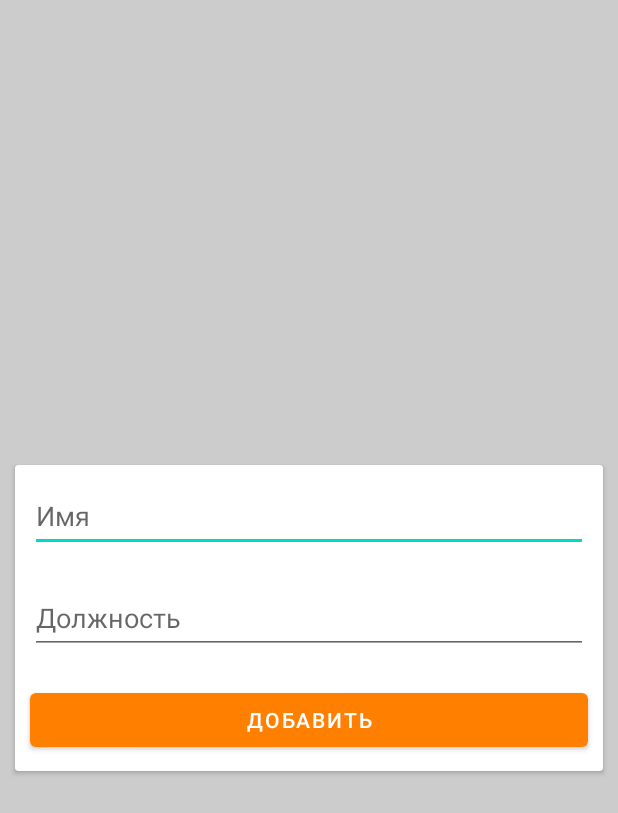
After one commit to Jannachtigall/ListOfEmploees, an Android app: the EditActivity screen opened directly, with no data from a screen before it, on a phone screen of 412 x 824 dp. The commit adds this screen. Shown: the top 813 px of the screen. Run offline under Robolectric (Android 15) with nearby library versions, the phone set to English and light mode, and no system bars.

Commit message:
second commit

```diff
--- a/app/src/main/AndroidManifest.xml
+++ b/app/src/main/AndroidManifest.xml
@@ -14,6 +14,9 @@
         android:theme="@style/Theme.ListOfEmployees"
         tools:targetApi="31">
         <activity
+            android:name=".EditActivity"
+            android:exported="false" />
+        <activity
             android:name=".MainActivity"
             android:exported="true">
             <intent-filter>
--- /dev/null
+++ b/app/src/main/java/com/example/listofemployees/EditActivity.kt
@@ -0,0 +1,27 @@
+package com.example.listofemployees
+
+import android.content.Intent
+import androidx.appcompat.app.AppCompatActivity
+import android.os.Bundle
+import com.example.listofemployees.databinding.ActivityEditBinding
+
+class EditActivity : AppCompatActivity() {
+    lateinit var binding: ActivityEditBinding
+    override fun onCreate(savedInstanceState: Bundle?) {
+        super.onCreate(savedInstanceState)
+        binding = ActivityEditBinding.inflate(layoutInflater)
+        setContentView(binding.root)
+        initButtons()
+    }
+
+    private fun initButtons() = with(binding){
+        bDone.setOnClickListener{
+            val emp = Employee(editName.text.toString(), editPost.text.toString())
+            val editIntent = Intent().apply {
+                putExtra("employee", emp)
+            }
+            setResult(RESULT_OK, editIntent)
+            finish()
+        }
+    }
+}
--- a/app/src/main/java/com/example/listofemployees/Employee.kt
+++ b/app/src/main/java/com/example/listofemployees/Employee.kt
@@ -1,6 +1,8 @@
 package com.example.listofemployees
+
+import java.io.Serializable
 
 data class Employee(
     val name: String,
     val post: String
-)
+): Serializable
--- /dev/null
+++ b/app/src/main/res/layout/activity_edit.xml
@@ -0,0 +1,54 @@
+<?xml version="1.0" encoding="utf-8"?>
+<androidx.constraintlayout.widget.ConstraintLayout xmlns:android="http://schemas.android.com/apk/res/android"
+    xmlns:app="http://schemas.android.com/apk/res-auto"
+    xmlns:tools="http://schemas.android.com/tools"
+    android:layout_width="match_parent"
+    android:layout_height="match_parent"
+    android:background="#CCCCCC"
+    tools:context=".EditActivity">
+
+    <androidx.cardview.widget.CardView
+        android:layout_width="match_parent"
+        android:layout_height="wrap_content"
+        android:layout_margin="10dp"
+        app:layout_constraintBottom_toBottomOf="parent"
+        app:layout_constraintEnd_toEndOf="parent"
+        app:layout_constraintStart_toStartOf="parent"
+        app:layout_constraintTop_toTopOf="parent">
+
+        <LinearLayout
+            android:layout_width="match_parent"
+            android:layout_height="match_parent"
+            android:orientation="vertical">
+
+            <EditText
+                android:id="@+id/editName"
+                android:layout_width="match_parent"
+                android:layout_height="wrap_content"
+                android:layout_margin="10dp"
+                android:ems="10"
+                android:hint="@string/name"
+                android:inputType="textPersonName"
+                android:minHeight="48dp" />
+
+            <EditText
+                android:id="@+id/editPost"
+                android:layout_width="match_parent"
+                android:layout_height="wrap_content"
+                android:layout_margin="10dp"
+                android:ems="10"
+                android:hint="@string/post"
+                android:inputType="textPersonName"
+                android:minHeight="48dp" />
+
+            <Button
+                android:id="@+id/bDone"
+                android:layout_width="match_parent"
+                android:layout_height="wrap_content"
+                android:layout_margin="10dp"
+                android:text="@string/add"
+                app:backgroundTint="@color/orange"/>
+
+        </LinearLayout>
+    </androidx.cardview.widget.CardView>
+</androidx.constraintlayout.widget.ConstraintLayout>
--- a/app/src/main/res/values/colors.xml
+++ b/app/src/main/res/values/colors.xml
@@ -7,4 +7,5 @@
     <color name="teal_700">#FF018786</color>
     <color name="black">#FF000000</color>
     <color name="white">#FFFFFFFF</color>
+    <color name="orange">#FF7F00</color>
 </resources>
--- a/app/src/main/res/values/strings.xml
+++ b/app/src/main/res/values/strings.xml
@@ -2,5 +2,8 @@
     <string name="app_name">ListOfEmployees</string>
     <string name="me">Логинов Сергей Алексеевич</string>
     <string name="mypost">Гейм дизайнер</string>
+    <string name="name">Имя</string>
+    <string name="post">Должность</string>
+    <string name="add">Добавить</string>
     <string name="todo">TODO</string>
 </resources>
```
Also changed, not shown: app/src/main/java/com/example/listofemployees/AdapterOfEmployees.kt (+10 -1 lines), app/src/main/java/com/example/listofemployees/MainActivity.kt (+11 -5 lines), app/src/main/res/layout/activity_main.xml (+13 -7 lines), app/src/main/res/layout/employee_item.xml (+5 -5 lines).
